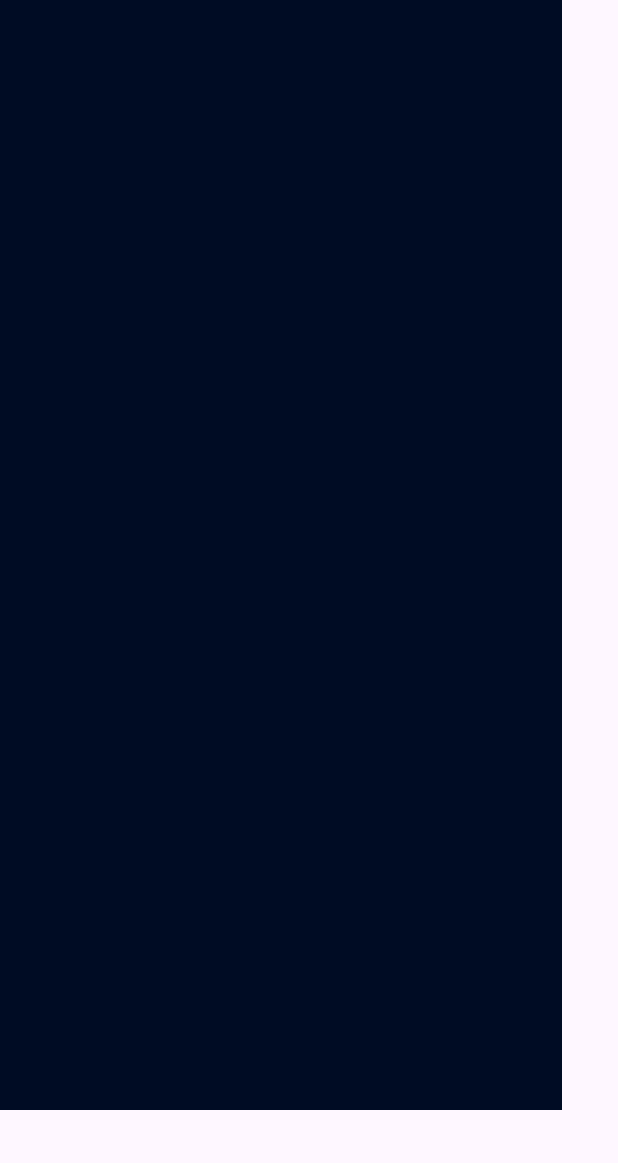
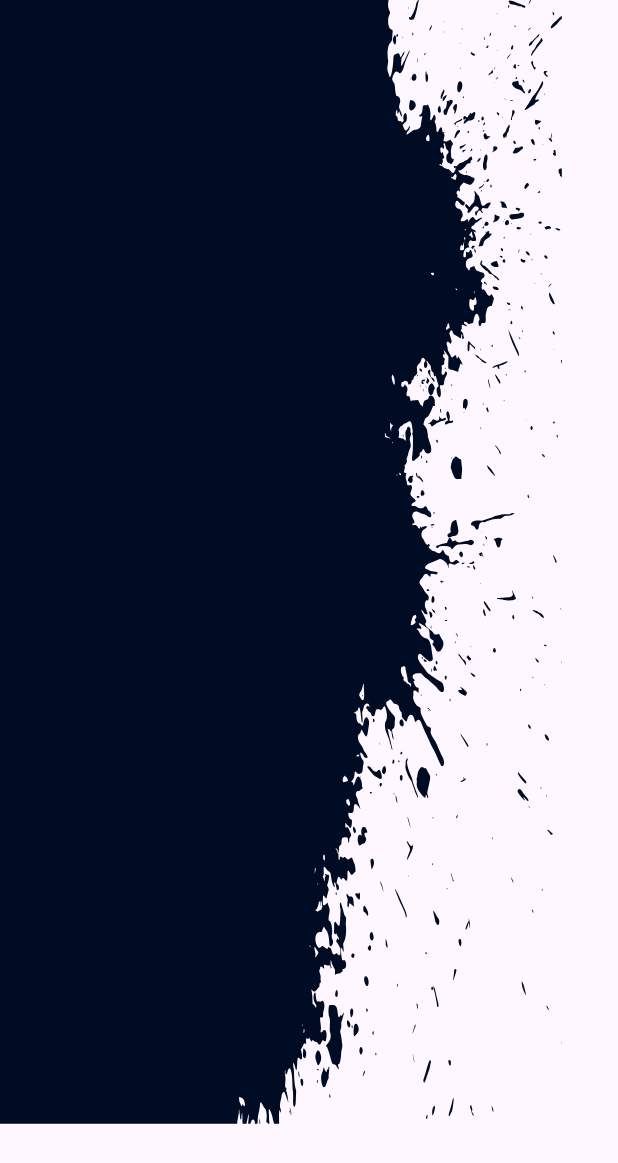
Before and after one commit to harsh11pujara/portfolio, a Flutter app: the screen it shows after launch, on a phone screen of 412 x 824 dp. Shown: the top 1163 px of the screen. Run offline on Flutter 3.47's test engine with Material 3 defaults, Android fonts, the phone set to English and light mode, and no system bars; our stand-ins replace flutter_svg.

Commit message:
small changes

```diff
--- a/lib/pages/home.dart
+++ b/lib/pages/home.dart
@@ -1,6 +1,7 @@
 import 'package:flutter/material.dart';
 import 'package:my_portfolio/pages/landing_page.dart';
 import 'package:my_portfolio/pages/skill_page.dart';
+import 'package:my_portfolio/utils/check_device.dart';
 
 class Home extends StatefulWidget {
   const Home({Key? key}) : super(key: key);
@@ -16,9 +17,9 @@ class _HomeState extends State<Home> {
       body: SingleChildScrollView(child: Column(
         children: [
           /// LANDING PAGE
-          Container(height: 740, child: LandingPage(),),
+          Container(height: deviceHeight(context)/1.1, child: LandingPage(),),
           /// Skills Stack
-          Container(height: 800, child: SkillsPage()),
+          Container(height: deviceHeight(context)/1.2, child: SkillsPage()),
           /// Work Projects
           Container(height: 500, color: Colors.blue[500],),
           /// About Me
--- a/lib/pages/landing_page.dart
+++ b/lib/pages/landing_page.dart
@@ -14,7 +14,7 @@ class LandingPage extends StatelessWidget {
         // decoration: BoxDecoration(),
         child: Stack(
           children: [
-            SvgPicture.asset('assets/images/landing_bg.svg',fit: BoxFit.fitHeight, width: deviceWidth(context)/1.1  , height: double.infinity, alignment: Alignment.centerLeft),
+            SvgPicture.asset('assets/images/landing_bg.svg',fit: BoxFit.fill, width: deviceWidth(context)/1.1  , height: double.infinity, alignment: Alignment.centerLeft),
             Column(children: [
               CustomAppbar(),
             ],)
--- a/lib/utils/check_device.dart
+++ b/lib/utils/check_device.dart
@@ -2,6 +2,10 @@ import 'package:flutter/material.dart';
 
 double deviceWidth(context){
   return MediaQuery.of(context).size.width;
+}
+
+double deviceHeight(context){
+  return MediaQuery.of(context).size.height;
 }
 
 class CheckDevice{
```
